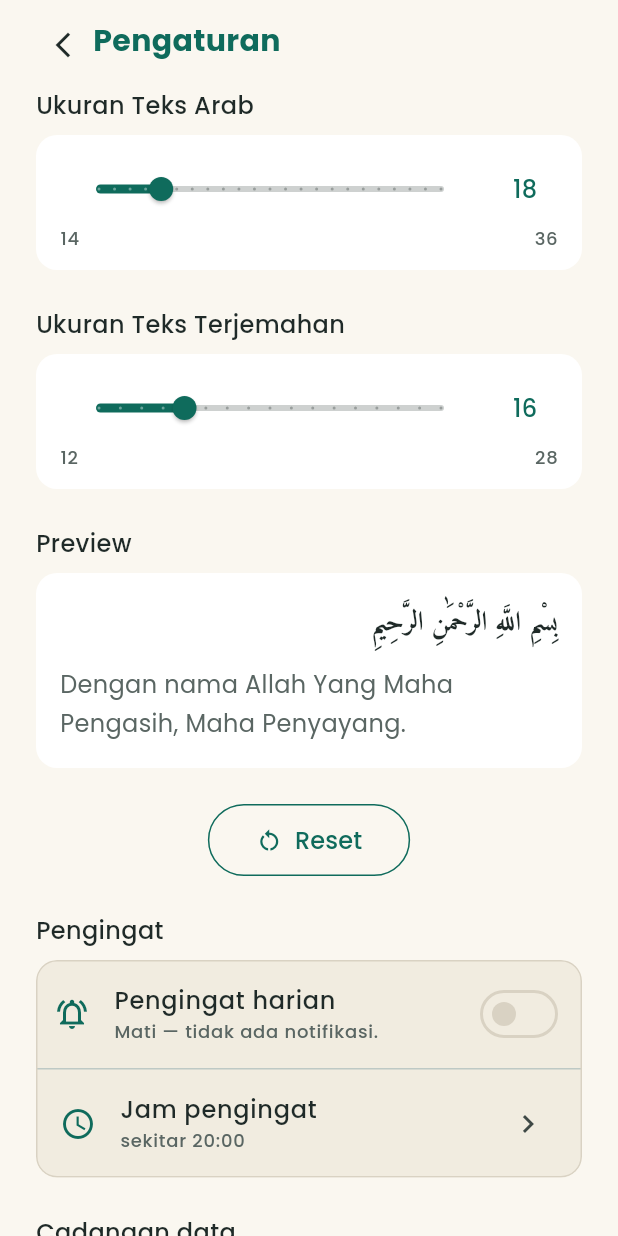
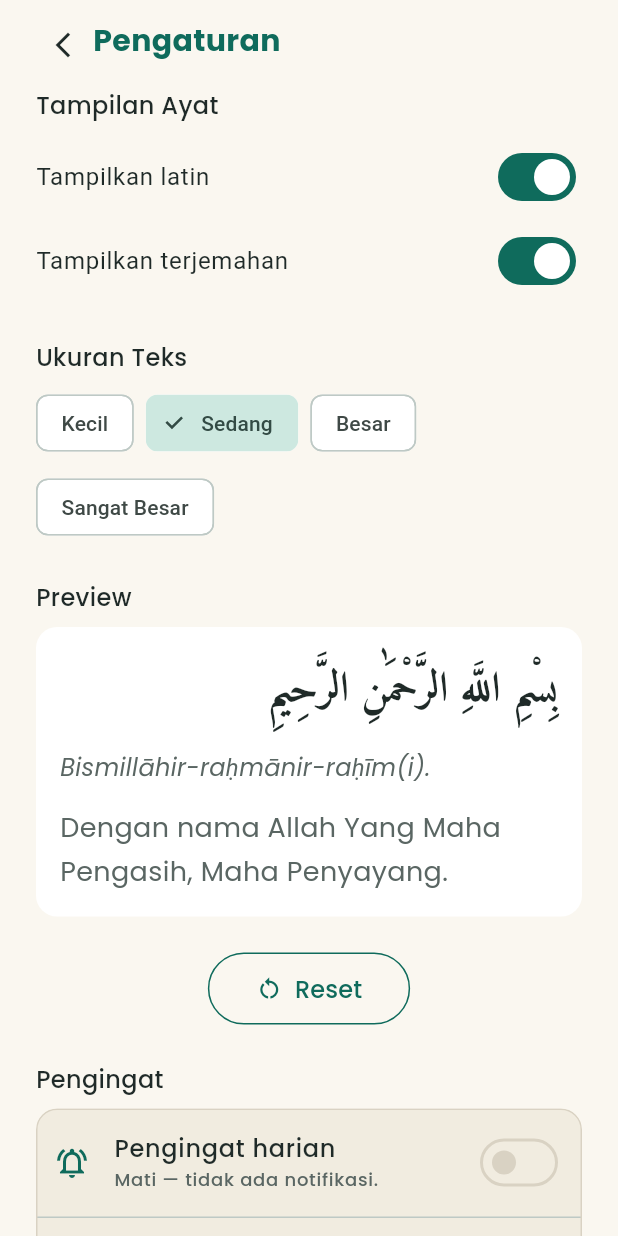
Before and after one commit to TerraRome/Quran-Murojaah, a Flutter app: the SettingsPage screen opened by its route, on a phone screen of 412 x 824 dp. Run offline on Flutter 3.47's test engine with Material 3 defaults, Android fonts, the phone set to English and light mode, and no system bars; our stand-ins replace connectivity_plus, dio, flutter_compass, flutter_local_notifications, flutter_svg, fpdart and 10 more; missing offline and left inert: recite_quran; accounts and stored records are empty; network calls fail.

Commit message:
feat(baca): latin, toggle terjemahan, preset ukuran teks (BC-01, BC-02, BC-03)
Co-Authored-By: Claude Opus 5.5 <noreply@anthropic.com>

```diff
--- a/lib/Quran/data/font_size_store.dart
+++ b/lib/Quran/data/font_size_store.dart
@@ -1,13 +1,57 @@
 import 'package:shared_preferences/shared_preferences.dart';
 
-/// Menyimpan ukuran font Arab & terjemahan secara lokal.
+/// Paket ukuran teks (Arab / Latin / terjemahan) yang bisa dipilih di Pengaturan.
+class TextSizePreset {
+  const TextSizePreset(this.label, this.arabic, this.latin, this.translation);
+
+  final String label;
+  final double arabic;
+  final double latin;
+  final double translation;
+
+  static const kecil = TextSizePreset('Kecil', 22, 14, 14);
+  static const sedang = TextSizePreset('Sedang', 28, 16, 18);
+  static const besar = TextSizePreset('Besar', 36, 20, 22);
+  static const sangatBesar = TextSizePreset('Sangat Besar', 44, 24, 26);
+  static const all = [kecil, sedang, besar, sangatBesar];
+
+  /// Preset yang ukurannya persis sama; null bila ukuran kustom (data lama).
+  static TextSizePreset? match(double arabic, double latin, double translation) {
+    for (final p in all) {
+      if (p.arabic == arabic && p.latin == latin && p.translation == translation) {
+        return p;
+      }
+    }
+    return null;
+  }
+}
+
+/// Menyimpan ukuran font Arab, Latin & terjemahan secara lokal.
 class FontSizeStore {
   const FontSizeStore();
 
   static const _keyArabic = 'quran_font_size_arabic';
   static const _keyTranslation = 'quran_font_size_translation';
-  static const defaultArabic = 18.0;
-  static const defaultTranslation = 16.0;
+  static const _keyLatin = 'quran_font_size_latin';
+  static const defaultArabic = 28.0;
+  static const defaultLatin = 16.0;
+  static const defaultTranslation = 18.0;
+
+  Future<double> loadLatin() async {
+    try {
+      final prefs = await SharedPreferences.getInstance();
+      return prefs.getDouble(_keyLatin) ?? defaultLatin;
+    } catch (_) {
+      return defaultLatin;
+    }
+  }
+
+  Future<void> saveLatin(double size) async {
+    try {
+      final prefs = await SharedPreferences.getInstance();
+      await prefs.setDouble(_keyLatin, size);
+    } catch (_) {}
+  }
 
   Future<double> loadArabic() async {
     try {
@@ -46,6 +90,7 @@ class FontSizeStore {
       final prefs = await SharedPreferences.getInstance();
       await prefs.remove(_keyArabic);
       await prefs.remove(_keyTranslation);
+      await prefs.remove(_keyLatin);
     } catch (_) {}
   }
 }
--- a/lib/Quran/presentation/pages/settings_page.dart
+++ b/lib/Quran/presentation/pages/settings_page.dart
@@ -1,6 +1,7 @@
 import 'package:flutter/material.dart';
 
 import '../../application/quran_dependencies.dart';
+import '../../data/font_size_store.dart';
 import '../../data/quran_tokens.dart';
 import '../../murojaah/presentation/widgets/backup_settings_section.dart';
 import '../../murojaah/presentation/widgets/reminder_settings_section.dart';
@@ -8,7 +9,7 @@ import '../widgets/quran_status_bar.dart';
 import '../widgets/quran_theme_scope.dart';
 import '../widgets/quran_top_bar.dart';
 
-/// Halaman Pengaturan: ukuran font, pengingat harian, dan cadangan data.
+/// Halaman Pengaturan: tampilan ayat, ukuran teks, pengingat harian, dan cadangan data.
 class SettingsPage extends StatelessWidget {
   const SettingsPage({super.key});
 
@@ -42,37 +43,47 @@ class SettingsPage extends StatelessWidget {
                       vertical: 16,
                     ),
                     children: [
-                      _SectionTitle(dark: dark, title: 'Ukuran Teks Arab'),
+                      _SectionTitle(dark: dark, title: 'Tampilan Ayat'),
                       const SizedBox(height: 8),
-                      _FontSizeSlider(
-                        dark: dark,
-                        value: controller.arabicFontSize,
-                        min: 14,
-                        max: 36,
-                        onChanged: (v) =>
-                            QuranThemeScope.setArabicFontSize(context, v),
+                      SwitchListTile(
+                        contentPadding: EdgeInsets.zero,
+                        title: const Text('Tampilkan latin'),
+                        value: controller.showLatin,
+                        onChanged: controller.setShowLatin,
+                      ),
+                      SwitchListTile(
+                        contentPadding: EdgeInsets.zero,
+                        title: const Text('Tampilkan terjemahan'),
+                        value: controller.showTranslation,
+                        onChanged: controller.setShowTranslation,
                       ),
                       const SizedBox(height: 24),
-                      _SectionTitle(
-                        dark: dark,
-                        title: 'Ukuran Teks Terjemahan',
+                      _SectionTitle(dark: dark, title: 'Ukuran Teks'),
+                      const SizedBox(height: 8),
+                      Wrap(
+                        spacing: 8,
+                        runSpacing: 8,
+                        children: [
+                          for (final p in TextSizePreset.all)
+                            ConstrainedBox(
+                              constraints: const BoxConstraints(minHeight: 48),
+                              child: ChoiceChip(
+                                label: Text(p.label),
+                                selected: controller.selectedPreset == p,
+                                materialTapTargetSize:
+                                    MaterialTapTargetSize.padded,
+                                onSelected: (_) => controller.setPreset(p),
+                              ),
+                            ),
+                        ],
                       ),
-                      const SizedBox(height: 8),
-                      _FontSizeSlider(
-                        dark: dark,
-                        value: controller.translationFontSize,
-                        min: 12,
-                        max: 28,
-                        onChanged: (v) =>
-                            QuranThemeScope.setTranslationFontSize(context, v),
-                      ),
-
                       const SizedBox(height: 24),
                       _SectionTitle(dark: dark, title: 'Preview'),
                       const SizedBox(height: 8),
                       _PreviewCard(
                         dark: dark,
                         arabicSize: controller.arabicFontSize,
+                        latinSize: controller.latinFontSize,
                         translationSize: controller.translationFontSize,
                       ),
                       const SizedBox(height: 24),
@@ -146,104 +157,17 @@ class _SectionTitle extends StatelessWidget {
   }
 }
 
-class _FontSizeSlider extends StatelessWidget {
-  const _FontSizeSlider({
-    required this.dark,
-    required this.value,
-    required this.min,
-    required this.max,
-    required this.onChanged,
-  });
-
-  final bool dark;
-  final double value;
-  final double min;
-  final double max;
-  final ValueChanged<double> onChanged;
-
-  @override
-  Widget build(BuildContext context) {
-    final divisions = (max - min).toInt();
-    return Container(
-      padding: const EdgeInsets.symmetric(horizontal: 16, vertical: 12),
-      decoration: BoxDecoration(
-        color: QuranTokens.surface(dark),
-        borderRadius: BorderRadius.circular(QuranTokens.radiusCard),
-      ),
-      child: Column(
-        children: [
-          Row(
-            children: [
-              Expanded(
-                child: SliderTheme(
-                  data: SliderThemeData(
-                    activeTrackColor: QuranTokens.brandColor(dark),
-                    inactiveTrackColor: QuranTokens.secondaryColor(
-                      dark,
-                    ).withValues(alpha: 0.3),
-                    thumbColor: QuranTokens.brandColor(dark),
-                    overlayColor: QuranTokens.brandColor(
-                      dark,
-                    ).withValues(alpha: 0.1),
-                    trackHeight: 4,
-                    thumbShape: const RoundSliderThumbShape(
-                      enabledThumbRadius: 8,
-                    ),
-                  ),
-                  child: Slider(
-                    value: value.clamp(min, max),
-                    min: min,
-                    max: max,
-                    divisions: divisions,
-                    onChanged: onChanged,
-                  ),
-                ),
-              ),
-              const SizedBox(width: 8),
-              Container(
-                width: 44,
-                alignment: Alignment.center,
-                child: Text(
-                  '${value.toInt()}',
-                  style: QuranTokens.poppins(
-                    QuranTokens.tsSurahName,
-                  ).copyWith(color: QuranTokens.brandColor(dark)),
-                ),
-              ),
-            ],
-          ),
-          Row(
-            mainAxisAlignment: MainAxisAlignment.spaceBetween,
-            children: [
-              Text(
-                '${min.toInt()}',
-                style: QuranTokens.poppins(
-                  QuranTokens.tsDetailMeta,
-                ).copyWith(color: QuranTokens.secondaryColor(dark)),
-              ),
-              Text(
-                '${max.toInt()}',
-                style: QuranTokens.poppins(
-                  QuranTokens.tsDetailMeta,
-                ).copyWith(color: QuranTokens.secondaryColor(dark)),
-              ),
-            ],
-          ),
-        ],
-      ),
-    );
-  }
-}
-
 class _PreviewCard extends StatelessWidget {
   const _PreviewCard({
     required this.dark,
     required this.arabicSize,
+    required this.latinSize,
     required this.translationSize,
   });
 
   final bool dark;
   final double arabicSize;
+  final double latinSize;
   final double translationSize;
 
   @override
@@ -269,6 +193,16 @@ class _PreviewCard extends StatelessWidget {
           ),
           const SizedBox(height: 12),
           Text(
+            'Bismillāhir-raḥmānir-raḥīm(i).',
+            style: QuranTokens.poppins(QuranTokens.tsVerseTranslation).copyWith(
+              fontSize: latinSize,
+              fontStyle: FontStyle.italic,
+              color: QuranTokens.secondaryColor(dark),
+              height: 1.6,
+            ),
+          ),
+          const SizedBox(height: 12),
+          Text(
             'Dengan nama Allah Yang Maha Pengasih, Maha Penyayang.',
             style: QuranTokens.poppins(QuranTokens.tsVerseTranslation).copyWith(
               fontSize: translationSize,
--- a/lib/Quran/presentation/widgets/quran_theme_scope.dart
+++ b/lib/Quran/presentation/widgets/quran_theme_scope.dart
@@ -2,6 +2,7 @@ import 'dart:async';
 
 import 'package:flutter/material.dart';
 
+import '../../data/display_store.dart';
 import '../../data/font_size_store.dart';
 import '../../data/theme_store.dart';
 
@@ -10,18 +11,34 @@ class QuranThemeController extends ChangeNotifier {
   QuranThemeController({
     FontSizeStore fontSizeStore = const FontSizeStore(),
     ThemeStore themeStore = const ThemeStore(),
+    DisplayStore displayStore = const DisplayStore(),
   }) : _store = fontSizeStore,
-       _themeStore = themeStore;
+       _themeStore = themeStore,
+       _displayStore = displayStore;
 
   bool _dark = false;
   double _arabicFontSize = FontSizeStore.defaultArabic;
   double _translationFontSize = FontSizeStore.defaultTranslation;
+  double _latinFontSize = FontSizeStore.defaultLatin;
+  bool _showLatin = true;
+  bool _showTranslation = true;
   final FontSizeStore _store;
   final ThemeStore _themeStore;
+  final DisplayStore _displayStore;
 
   bool get dark => _dark;
   double get arabicFontSize => _arabicFontSize;
   double get translationFontSize => _translationFontSize;
+  double get latinFontSize => _latinFontSize;
+  bool get showLatin => _showLatin;
+  bool get showTranslation => _showTranslation;
+
+  /// Preset yang cocok dengan ukuran sekarang; null bila ukuran kustom.
+  TextSizePreset? get selectedPreset => TextSizePreset.match(
+    _arabicFontSize,
+    _latinFontSize,
+    _translationFontSize,
+  );
 
   /// Balik mode dan simpan pilihannya.
   ///
@@ -38,6 +55,9 @@ class QuranThemeController extends ChangeNotifier {
     _dark = await _themeStore.loadDark();
     _arabicFontSize = await _store.loadArabic();
     _translationFontSize = await _store.loadTranslation();
+    _latinFontSize = await _store.loadLatin();
+    _showLatin = await _displayStore.loadShowLatin();
+    _showTranslation = await _displayStore.loadShowTranslation();
     notifyListeners();
   }
 
@@ -45,7 +65,31 @@ class QuranThemeController extends ChangeNotifier {
   Future<void> loadFontSizes() async {
     _arabicFontSize = await _store.loadArabic();
     _translationFontSize = await _store.loadTranslation();
+    _latinFontSize = await _store.loadLatin();
     notifyListeners();
+  }
+
+  /// Terapkan paket ukuran teks dan simpan ke SharedPreferences.
+  Future<void> setPreset(TextSizePreset p) async {
+    _arabicFontSize = p.arabic;
+    _latinFontSize = p.latin;
+    _translationFontSize = p.translation;
+    notifyListeners();
+    await _store.saveArabic(p.arabic);
+    await _store.saveLatin(p.latin);
+    await _store.saveTranslation(p.translation);
+  }
+
+  Future<void> setShowLatin(bool v) async {
+    _showLatin = v;
+    notifyListeners();
+    await _displayStore.saveShowLatin(v);
+  }
+
+  Future<void> setShowTranslation(bool v) async {
+    _showTranslation = v;
+    notifyListeners();
+    await _displayStore.saveShowTranslation(v);
   }
 
   /// Atur ukuran font Arab dan simpan ke SharedPreferences.
@@ -62,10 +106,11 @@ class QuranThemeController extends ChangeNotifier {
     await _store.saveTranslation(size);
   }
 
-  /// Kembalikan ukuran font ke default (18 Arab, 16 terjemahan).
+  /// Kembalikan ukuran font ke default (preset Sedang).
   Future<void> resetFontSizes() async {
     _arabicFontSize = FontSizeStore.defaultArabic;
     _translationFontSize = FontSizeStore.defaultTranslation;
+    _latinFontSize = FontSizeStore.defaultLatin;
     notifyListeners();
     await _store.resetAll();
   }
@@ -94,6 +139,14 @@ class QuranThemeScope extends StatefulWidget {
 
   static double translationFontSizeOf(BuildContext context) =>
       of(context).translationFontSize;
+
+  static double latinFontSizeOf(BuildContext context) =>
+      of(context).latinFontSize;
+
+  static bool showLatinOf(BuildContext context) => of(context).showLatin;
+
+  static bool showTranslationOf(BuildContext context) =>
+      of(context).showTranslation;
 
   static void setArabicFontSize(BuildContext context, double size) =>
       of(context).setArabicFontSize(size);
```
Also changed, not shown: lib/Quran/data/display_store.dart (added, +30 -0 lines), lib/Quran/presentation/widgets/verse_view.dart (+19 -0 lines), 3 other files.
